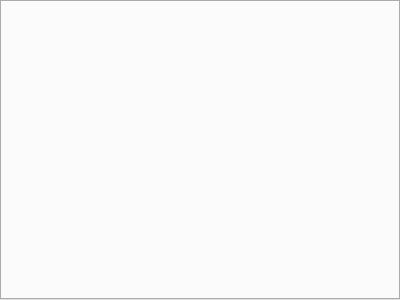
The window that src/openms_gui/source/VISUAL/DIALOGS/SwathTabWidget.ui (OpenMS/OpenMS-TOPP-GUI) describes before a commit, drawn with Qt 5.
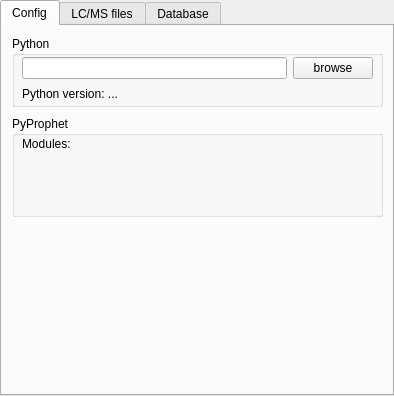
The same window after the commit.

The edit to the form file:
```diff
--- a/src/openms_gui/source/VISUAL/DIALOGS/SwathTabWidget.ui
+++ b/src/openms_gui/source/VISUAL/DIALOGS/SwathTabWidget.ui
@@ -5,12 +5,107 @@
    <rect>
     <x>0</x>
     <y>0</y>
-    <width>400</width>
-    <height>300</height>
+    <width>394</width>
+    <height>396</height>
    </rect>
   </property>
   <property name="windowTitle">
    <string>TabWidget</string>
   </property>
+  <property name="currentIndex">
+   <number>0</number>
+  </property>
+  <widget class="QWidget" name="config">
+   <attribute name="title">
+    <string>Config</string>
+   </attribute>
+   <widget class="QGroupBox" name="box_python">
+    <property name="geometry">
+     <rect>
+      <x>10</x>
+      <y>10</y>
+      <width>371</width>
+      <height>71</height>
+     </rect>
+    </property>
+    <property name="title">
+     <string>Python</string>
+    </property>
+    <widget class="QLabel" name="label">
+     <property name="geometry">
+      <rect>
+       <x>10</x>
+       <y>50</y>
+       <width>101</width>
+       <height>16</height>
+      </rect>
+     </property>
+     <property name="text">
+      <string>Python version: ...</string>
+     </property>
+    </widget>
+    <widget class="QWidget" name="">
+     <property name="geometry">
+      <rect>
+       <x>10</x>
+       <y>20</y>
+       <width>351</width>
+       <height>25</height>
+      </rect>
+     </property>
+     <layout class="QHBoxLayout" name="horizontalLayout">
+      <item>
+       <widget class="QLineEdit" name="lineEdit"/>
+      </item>
+      <item>
+       <widget class="QPushButton" name="pushButton">
+        <property name="text">
+         <string>browse</string>
+        </property>
+       </widget>
+      </item>
+     </layout>
+    </widget>
+   </widget>
+   <widget class="QGroupBox" name="box_pyProphet">
+    <property name="geometry">
+     <rect>
+      <x>10</x>
+      <y>90</y>
+      <width>371</width>
+      <height>101</height>
+     </rect>
+    </property>
+    <property name="title">
+     <string>PyProphet</string>
+    </property>
+    <widget class="QLabel" name="pyprophet_label">
+     <property name="geometry">
+      <rect>
+       <x>10</x>
+       <y>20</y>
+       <width>101</width>
+       <height>16</height>
+      </rect>
+     </property>
+     <property name="text">
+      <string>Modules:</string>
+     </property>
+    </widget>
+   </widget>
+  </widget>
+  <widget class="QWidget" name="lcms_files">
+   <property name="layoutDirection">
+    <enum>Qt::LeftToRight</enum>
+   </property>
+   <attribute name="title">
+    <string>LC/MS files</string>
+   </attribute>
+  </widget>
+  <widget class="QWidget" name="database">
+   <attribute name="title">
+    <string>Database</string>
+   </attribute>
+  </widget>
  </widget>
 </ui>
```
Left out of the diff: 9 changed lines with no effect on the pictures.
